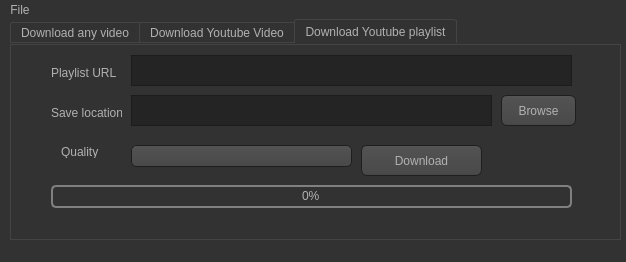
First picture: the form in main.ui, repository pramod0/YtbDownloader, before the edit.
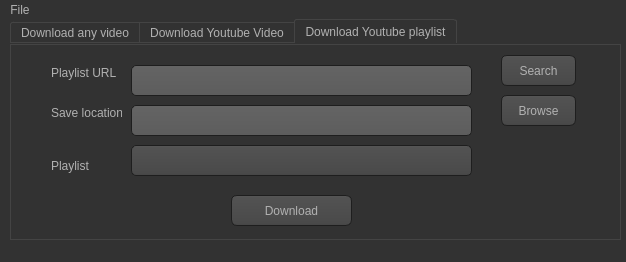
Second picture: the form after the edit. The open tabs and pages were chosen to show the change. Icons and pictures are not drawn.

Diff of the .ui file:
```diff
--- a/main.ui
+++ b/main.ui
@@ -736,34 +736,14 @@
      <widget class="QLabel" name="label_8">
       <property name="geometry">
        <rect>
-        <x>50</x>
-        <y>100</y>
+        <x>40</x>
+        <y>110</y>
         <width>47</width>
-        <height>13</height>
+        <height>21</height>
        </rect>
       </property>
       <property name="text">
-       <string>Quality</string>
-      </property>
-     </widget>
-     <widget class="QPlainTextEdit" name="plainTextEdit_3">
-      <property name="geometry">
-       <rect>
-        <x>120</x>
-        <y>10</y>
-        <width>441</width>
-        <height>31</height>
-       </rect>
-      </property>
-     </widget>
-     <widget class="QPlainTextEdit" name="plainTextEdit_4">
-      <property name="geometry">
-       <rect>
-        <x>120</x>
-        <y>50</y>
-        <width>361</width>
-        <height>31</height>
-       </rect>
+       <string>Playlist</string>
       </property>
      </widget>
      <widget class="QComboBox" name="comboBox_2">
@@ -771,8 +751,8 @@
        <rect>
         <x>120</x>
         <y>100</y>
-        <width>221</width>
-        <height>22</height>
+        <width>341</width>
+        <height>31</height>
        </rect>
       </property>
      </widget>
@@ -792,8 +772,8 @@
      <widget class="QPushButton" name="pushButton_6">
       <property name="geometry">
        <rect>
-        <x>350</x>
-        <y>100</y>
+        <x>220</x>
+        <y>150</y>
         <width>121</width>
         <height>31</height>
        </rect>
@@ -802,17 +782,37 @@
        <string>Download</string>
       </property>
      </widget>
-     <widget class="QProgressBar" name="progressBar_3">
+     <widget class="QLineEdit" name="lineEdit_5">
       <property name="geometry">
        <rect>
-        <x>40</x>
-        <y>140</y>
-        <width>521</width>
-        <height>23</height>
+        <x>120</x>
+        <y>20</y>
+        <width>341</width>
+        <height>31</height>
        </rect>
       </property>
-      <property name="value">
-       <number>0</number>
+     </widget>
+     <widget class="QLineEdit" name="lineEdit_6">
+      <property name="geometry">
+       <rect>
+        <x>120</x>
+        <y>60</y>
+        <width>341</width>
+        <height>31</height>
+       </rect>
+      </property>
+     </widget>
+     <widget class="QPushButton" name="pushButton_8">
+      <property name="geometry">
+       <rect>
+        <x>490</x>
+        <y>10</y>
+        <width>75</width>
+        <height>31</height>
+       </rect>
+      </property>
+      <property name="text">
+       <string>Search</string>
       </property>
      </widget>
     </widget>
```
Left out of the diff: 27 changed lines with no effect on the pictures.
